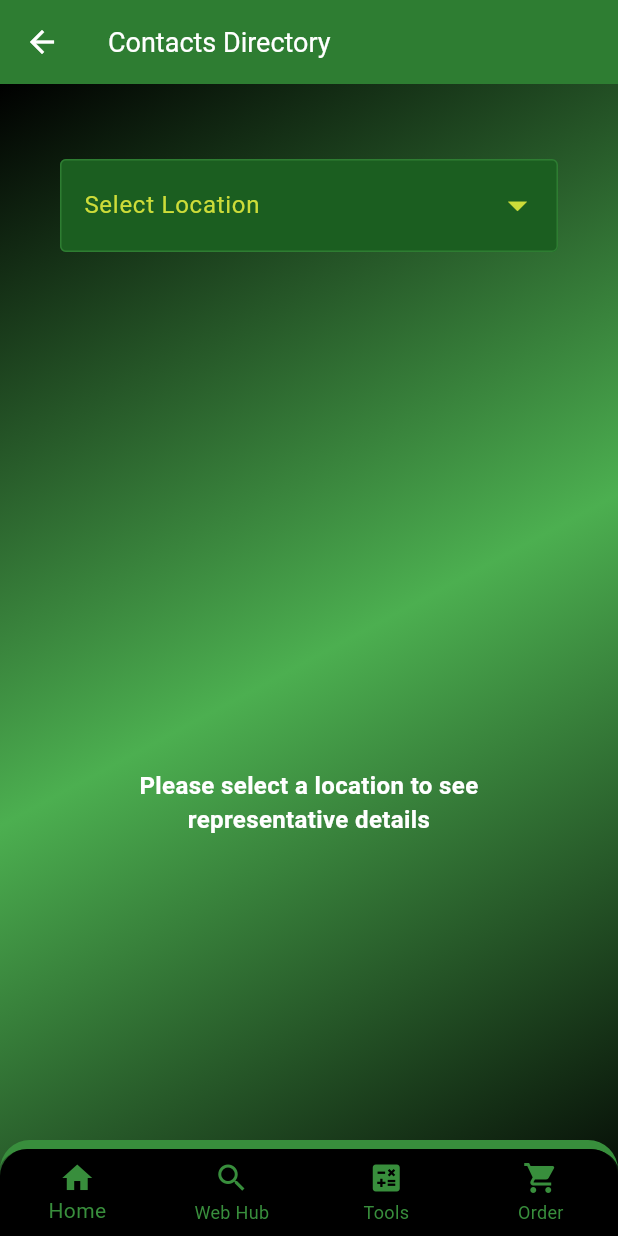
After one commit to NickCameron53/south_african_cropmark, a Flutter app: the RepresentativesScreen screen opened directly, on a phone screen of 412 x 824 dp. The commit adds this screen. Run offline on Flutter 3.47's test engine with Material 3 defaults, Android fonts, the light colour scheme and no system bars; our stand-ins replace flutter_map, flutter_swiper_view, font_awesome_flutter, latlong2, location, material_design_icons_flutter and 1 more; missing offline and left inert: flutter_email_sender.

Commit message:
added a contact page

```diff
--- /dev/null
+++ b/lib/Contacts/Representatives.dart
@@ -0,0 +1,446 @@
+import 'package:flutter/material.dart';
+import 'package:url_launcher/url_launcher.dart';
+
+import '../Species_Tool_List.dart';
+import '../main.dart';
+import '../orders/orderform.dart';
+import '../webpage.dart';
+
+class RepresentativesScreen extends StatefulWidget {
+  @override
+  _RepresentativesScreenState createState() => _RepresentativesScreenState();
+}
+
+class _RepresentativesScreenState extends State<RepresentativesScreen> {
+  String? selectedLocation;
+  String representative = '';
+  String phonenum = '';
+  String email = '';
+
+  final List<String> locations = [
+    'KwaZulu Natal',
+    'Free State',
+    'Central Eastern Cape',
+    'South Eastern Cape',
+    'Western Cape',
+    'Southern Cape',
+    'Central Highveld',
+    'Northern Cape',
+    'North West Province',
+    'Gauteng',
+    'Mpumalanga',
+    'Limpopo',
+    'Zimbabwe',
+    'Other'
+  ];
+
+  void updateRepresentative(String location) {
+    switch (location) {
+      case 'KwaZulu Natal':
+        representative = 'Tyrone Reynolds';
+        phonenum = 'tel:+27 84 209 1990';
+        email = 'reynolds.tyrone123@gmail.com';
+        break;
+      case 'Free State':
+        representative = 'Tyrone Reynolds';
+        phonenum = 'tel:+27 84 209 1990';
+        email = 'reynolds.tyrone123@gmail.com';
+        break;
+      case 'Central Eastern Cape':
+        representative = 'Rocky Reynolds';
+        phonenum = 'tel:+27 83 655 9651';
+        email = 'rocky@agrims.co.za';
+        break;
+      case 'South Eastern Cape':
+        representative = 'Rocky Reynolds';
+        phonenum = 'tel:+27 83 655 9651';
+        email = 'rocky@agrims.co.za';
+        break;
+      case 'Western Cape':
+        representative = 'Rocky Reynolds';
+        phonenum = 'tel:+27 83 655 9651';
+        email = 'rocky@agrims.co.za';
+        break;
+      case 'Southern Cape':
+        representative = 'Rocky Reynolds';
+        phonenum = 'tel:+27 83 655 9651';
+        email = 'rocky@agrims.co.za';
+        break;
+      case 'Central Highveld':
+        representative = 'Bradley Vincent';
+        phonenum = 'tel:+27 72 586 7864';
+        email = 'bradleywadevincent@gmail.com';
+        break;
+      case 'Northern Cape':
+        representative = 'Rocky Reynolds';
+        phonenum = 'tel:+27 83 655 9651';
+        email = 'rocky@agrims.co.za';
+        break;
+      case 'North West Province':
+        representative = 'Tyrone Reynolds';
+        phonenum = 'tel:+27 84 209 1990';
+        email = 'reynolds.tyrone123@gmail.com';
+        break;
+      case 'Gauteng':
+        representative = 'Bradley Vincent';
+        phonenum = 'tel:+27 72 586 7864';
+        email = 'bradleywadevincent@gmail.com';
+        break;
+      case 'Mpumalanga':
+        representative = 'Tyrone Reynolds';
+        phonenum = 'tel:+27 84 209 1990';
+        email = 'reynolds.tyrone123@gmail.com';
+        break;
+      case 'Limpopo':
+        representative = 'Tyrone Reynolds';
+        phonenum = 'tel:+27 84 209 1990';
+        email = 'reynolds.tyrone123@gmail.com';
+        break;
+      case 'Zimbabwe':
+        representative = 'Tyrone Reynolds';
+        phonenum = 'tel:+27 84 209 1990';
+        email = 'reynolds.tyrone123@gmail.com';
+        break;
+      case 'Other':
+        representative = 'Tyrone Reynolds';
+        phonenum = 'tel:+27 84 209 1990';
+        email = 'reynolds.tyrone123@gmail.com';
+        break;
+      default:
+        representative = '';
+        phonenum = '';
+        email = '';
+    }
+  }
+
+  @override
+  Widget build(BuildContext context) {
+    return Scaffold(
+      extendBody: true,
+      appBar: AppBar(
+        title: Text(
+          'Contacts Directory',
+          style: TextStyle(color: Colors.white, fontSize: 18.0),
+          textAlign: TextAlign.center,
+        ),
+        backgroundColor: Colors.green.shade800,
+        foregroundColor: Colors.white,
+      ),
+      body: Container(
+        decoration: BoxDecoration(
+          gradient: LinearGradient(
+            begin: Alignment.topLeft,
+            end: Alignment.bottomRight,
+            colors: [
+              Colors.black,
+              Colors.green,
+              Colors.black,
+            ],
+          ),
+        ),
+        child: Padding(
+          padding: EdgeInsets.fromLTRB(40.0, 50.0, 40.0, 2.0),
+          child: Column(
+            children: [
+              // Dropdown for location selection
+              DropdownButtonFormField<String>(
+                value: selectedLocation,
+                decoration: InputDecoration(
+                  labelText: 'Select Location',
+                  border: OutlineInputBorder(),
+                  filled: true,
+                  fillColor: Colors.green.shade900,
+                  labelStyle: TextStyle(color: Colors.lime),
+                  // Remove focus border
+                  focusedBorder: OutlineInputBorder(
+                    borderSide: BorderSide(
+                      color: Colors.green.shade800,
+                      // Use green instead of purple
+                      width: 2.0,
+                    ),
+                  ),
+                  enabledBorder: OutlineInputBorder(
+                    borderSide: BorderSide(
+                      color: Colors.green.shade800,
+                      width: 1.0,
+                    ),
+                  ),
+                ),
+                dropdownColor: Colors.green.shade800,
+                style: TextStyle(color: Colors.white),
+                icon: Icon(
+                  Icons.arrow_drop_down,
+                  color: Colors.lime, // Lime color for the arrow
+                  size: 30, // Larger size for the arrow
+                ),
+                iconSize: 30,
+                // Ensure the icon size is consistent
+                items: locations.map((String location) {
+                  return DropdownMenuItem<String>(
+                    value: location,
+                    child: Text(
+                      location,
+                      style: TextStyle(color: Colors.white),
+                    ),
+                  );
+                }).toList(),
+                onChanged: (String? newValue) {
+                  setState(() {
+                    selectedLocation = newValue;
+                    if (newValue != null) {
+                      updateRepresentative(newValue);
+                    }
+                  });
+                },
+              ),
+              SizedBox(height: 80),
+
+              // Display card if a location is selected
+              if (selectedLocation != null && representative.isNotEmpty)
+                ContactsCard(
+                  representative: representative,
+                  location: selectedLocation!,
+                  phoneNumber: phonenum,
+                  email: email,
+                ),
+
+              // Placeholder text when no location is selected
+              if (selectedLocation == null)
+                Expanded(
+                  child: Center(
+                    child: Text(
+                      'Please select a location to see representative details',
+                      style: TextStyle(
+                        fontSize: 16,
+                        color: Colors.white,
+                        fontWeight: FontWeight.bold,
+                      ),
+                      textAlign: TextAlign.center,
+                    ),
+                  ),
+                ),
+            ],
+          ),
+        ),
+      ),
+      bottomNavigationBar: Container(
+        decoration: BoxDecoration(
+            border: Border(
+              top: BorderSide(width: 6.0, color: Colors.green.shade700),
+            ),
+            borderRadius: BorderRadius.all(Radius.circular(20))),
+        child: ClipRRect(
+          borderRadius: BorderRadius.vertical(top: Radius.circular(18)),
+          child: new BottomNavigationBar(
+            type: BottomNavigationBarType.fixed,
+            backgroundColor: Colors.black,
+            showUnselectedLabels: true,
+            selectedItemColor: Colors.green.shade700,
+            unselectedItemColor: Colors.green.shade700,
+            onTap: (index) {
+              switch (index) {
+                case 0:
+                  String homePageTitle = 'Home'; // Or derive title dynamically
+                  Navigator.push(
+                    context,
+                    MaterialPageRoute(
+                      builder: (context) => MyHomePage(title: homePageTitle),
+                    ),
+                  );
+                  break;
+                case 1:
+                  // Navigate to Webpage
+                  Navigator.push(
+                    context,
+                    MaterialPageRoute(builder: (context) => webpage()),
+                  );
+                  break;
+                case 2:
+                  // Navigate to Toolkit page
+                  Navigator.push(
+                    context,
+                    MaterialPageRoute(builder: (context) => toollist()),
+                  );
+                  break;
+
+                case 3:
+                  Navigator.push(
+                    context,
+                    MaterialPageRoute(builder: (context) => OrderForm()),
+                  );
+                  break;
+              }
+            },
+            items: [
+              BottomNavigationBarItem(
+                label: 'Home',
+                icon: Icon(Icons.home),
+              ),
+              BottomNavigationBarItem(
+                label: 'Web Hub',
+                icon: Icon(Icons.search),
+              ),
+              BottomNavigationBarItem(
+                label: 'Tools',
+                icon: Icon(Icons.calculate),
+              ),
+              BottomNavigationBarItem(
+                label: 'Order',
+                icon: Icon(Icons.shopping_cart),
+              ),
+            ],
+          ),
+        ),
+      ),
+    );
+  }
+}
+
+class ContactsCard extends StatelessWidget {
+  final String representative;
+  final String location;
+  final String phoneNumber;
+  final String email;
+
+  const ContactsCard({
+    Key? key,
+    required this.representative,
+    required this.location,
+    required this.phoneNumber,
+    required this.email,
+  }) : super(key: key);
+
+  @override
+  Widget build(BuildContext context) {
+    return Column(
+      children: [
+        Container(
+          height: 70,
+          width: 325,
+          decoration: BoxDecoration(
+            color: Colors.green.shade800,
+            borderRadius: BorderRadius.only(
+              topLeft: Radius.circular(20.0),
+              topRight: Radius.circular(20.0),
+            ),
+          ),
+          child: Row(
+            mainAxisAlignment: MainAxisAlignment.spaceBetween,
+            children: [
+              Padding(
+                padding: EdgeInsets.only(left: 40),
+                child: Text(
+                  representative,
+                  style: TextStyle(
+                    color: Colors.white,
+                    fontWeight: FontWeight.bold,
+                    fontSize: 20,
+                  ),
+                ),
+              ),
+            ],
+          ),
+        ),
+        Container(
+          width: 325,
+          decoration: BoxDecoration(
+            border: Border.all(
+              color: Colors.green.shade800,
+              width: 3.0,
+            ),
+            borderRadius: BorderRadius.only(
+              bottomLeft: Radius.circular(20.0),
+              bottomRight: Radius.circular(20.0),
+            ),
+            color: Color.fromRGBO(255, 255, 255, 0.95),
+          ),
+          child: Container(
+            margin: EdgeInsets.all(10),
+            child: Column(
+              children: [
+                Text(location,
+                    style: TextStyle(
+                      fontSize: 16,
+                      fontWeight: FontWeight.bold,
+                    )),
+                SizedBox(height: 5),
+                Divider(
+                  color: Colors.green.shade800,
+                  thickness: 1,
+                  height: 20,
+                  indent: 5,
+                  endIndent: 5,
+                ),
+                SizedBox(height: 10),
+                // Phone row with icon
+                Row(
+                  mainAxisAlignment: MainAxisAlignment.center,
+                  children: [
+                    Icon(
+                      Icons.phone,
+                      size: 16,
+                      color: Colors.green.shade800,
+                    ),
+                    SizedBox(width: 8),
+                    InkWell(
+                      onTap: () async {
+                        final Uri telLaunchUri = Uri(
+                          scheme: 'tel',
+                          path: phoneNumber.replaceFirst('tel:', ''),
+                        );
+                        if (await canLaunchUrl(telLaunchUri)) {
+                          await launchUrl(telLaunchUri);
+                        }
+                      },
+                      child: Text(
+                        phoneNumber.replaceFirst('tel:', ''),
+                        style: TextStyle(
+                          fontSize: 14,
+                          color: Colors.black,
+                          decoration: TextDecoration.underline,
+                        ),
+                      ),
+                    ),
+                  ],
+                ),
+                SizedBox(height: 20),
+                // Email row with icon
+                Row(
+                  mainAxisAlignment: MainAxisAlignment.center,
+                  children: [
+                    Icon(
+                      Icons.email,
+                      size: 16,
+                      color: Colors.green.shade800,
+                    ),
+                    SizedBox(width: 8),
+                    InkWell(
+                      onTap: () async {
+                        final Uri emailLaunchUri = Uri(
+                          scheme: 'mailto',
+                          path: email,
+                        );
+                        if (await canLaunchUrl(emailLaunchUri)) {
+                          await launchUrl(emailLaunchUri);
+                        }
+                      },
+                      child: Text(
+                        email,
+                        style: TextStyle(
+                          fontSize: 14,
+                          color: Colors.black,
+                          decoration: TextDecoration.underline,
+                        ),
+                      ),
+                    ),
+                  ],
+                ),
+                SizedBox(height: 10),
+              ],
+            ),
+          ),
+        ),
+      ],
+    );
+  }
+}
```
Also changed, not shown: lib/main.dart (+12 -1 lines).
